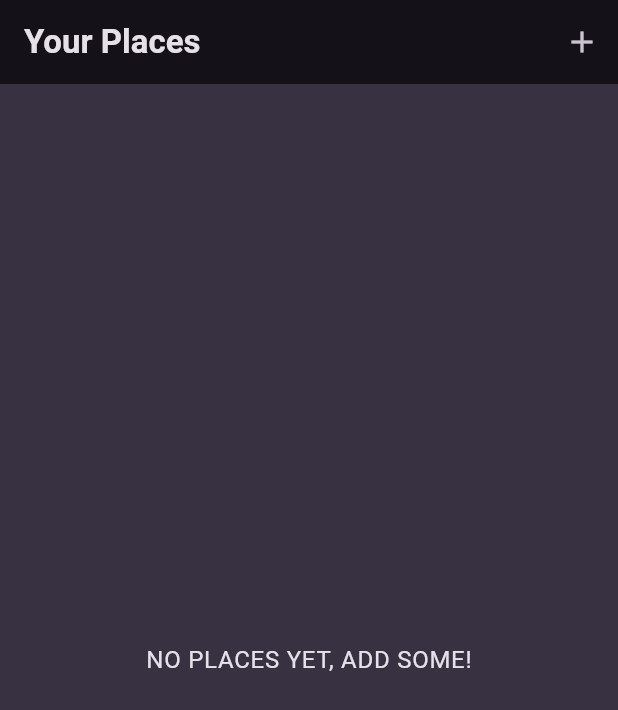
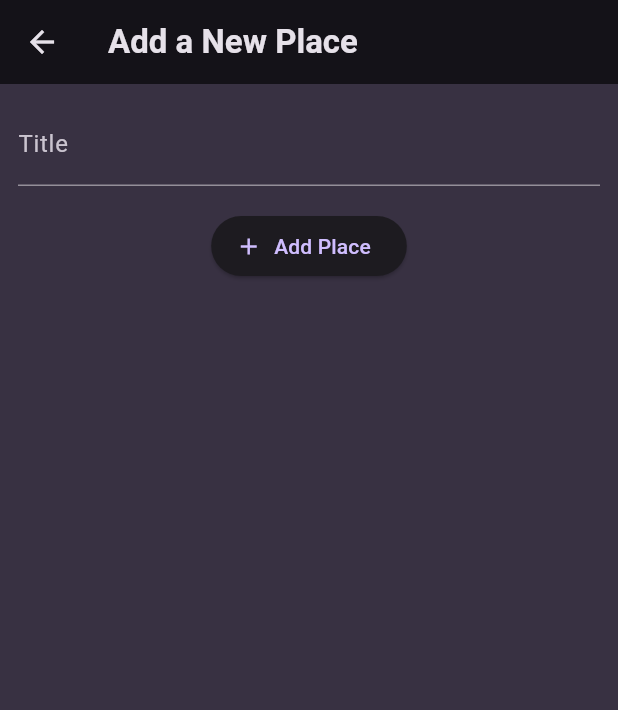
Before and after one commit to realbronoh/favorite-places, a Flutter app: the screen it shows after launch, after a tap on the "add" icon, on a phone screen of 412 x 824 dp. Shown: the top 710 px of the screen. Run offline on Flutter 3.47's test engine with Material 3 defaults, Android fonts, the phone set to English and light mode, and no system bars; our stand-ins replace google_fonts.

Commit message:
AddPlaceScreen

```diff
--- a/lib/screens/add_place.dart
+++ b/lib/screens/add_place.dart
@@ -0,0 +1,49 @@
+import 'package:flutter/material.dart';
+
+class AddPlaceScreen extends StatefulWidget {
+  @override
+  State<AddPlaceScreen> createState() => _AddPlaceScreenState();
+}
+
+class _AddPlaceScreenState extends State<AddPlaceScreen> {
+  final _titleController = TextEditingController();
+
+  @override
+  void dispose() {
+    _titleController.dispose();
+    super.dispose();
+  }
+
+  @override
+  Widget build(BuildContext context) {
+    return Scaffold(
+      appBar: AppBar(
+        title: const Text('Add a New Place'),
+      ),
+      body: SingleChildScrollView(
+        padding: const EdgeInsets.all(12),
+        child: Column(
+          children: [
+            TextField(
+              decoration: const InputDecoration(
+                labelText: 'Title',
+              ),
+              controller: _titleController,
+              style: TextStyle(
+                color: Theme.of(context).colorScheme.onBackground,
+              ),
+            ),
+            const SizedBox(
+              height: 16,
+            ),
+            ElevatedButton.icon(
+              onPressed: () {},
+              icon: const Icon(Icons.add),
+              label: const Text('Add Place'),
+            ),
+          ],
+        ),
+      ),
+    );
+  }
+}
--- a/lib/screens/places.dart
+++ b/lib/screens/places.dart
@@ -1,8 +1,15 @@
+import 'package:favorite_places/screens/add_place.dart';
 import 'package:favorite_places/widgets/places_list.dart';
 import 'package:flutter/material.dart';
 
 class PlacesScreen extends StatelessWidget {
   const PlacesScreen({super.key});
+
+  void _addPlace(BuildContext context) {
+    Navigator.of(context).push(
+      MaterialPageRoute(builder: (ctx) => AddPlaceScreen()),
+    );
+  }
 
   @override
   Widget build(BuildContext context) {
@@ -12,7 +19,9 @@ class PlacesScreen extends StatelessWidget {
         actions: [
           IconButton(
             icon: Icon(Icons.add),
-            onPressed: () {},
+            onPressed: () {
+              _addPlace(context);
+            },
           ),
         ],
       ),
```
